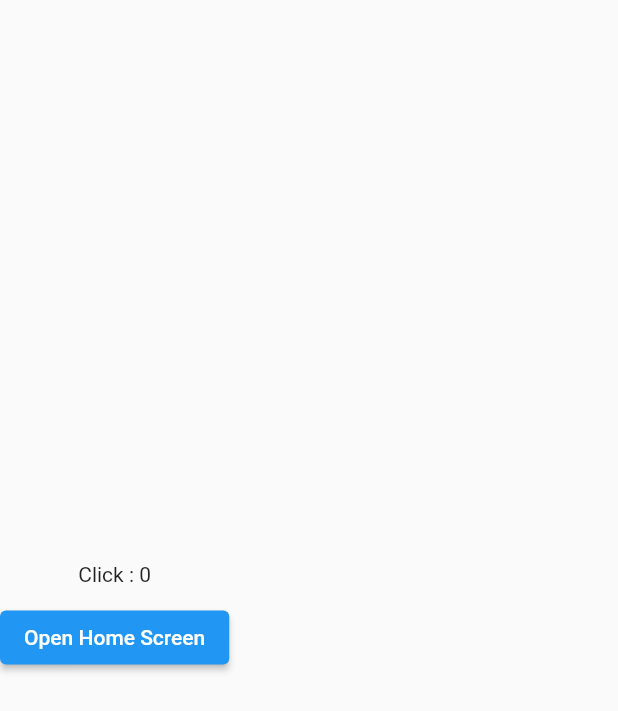
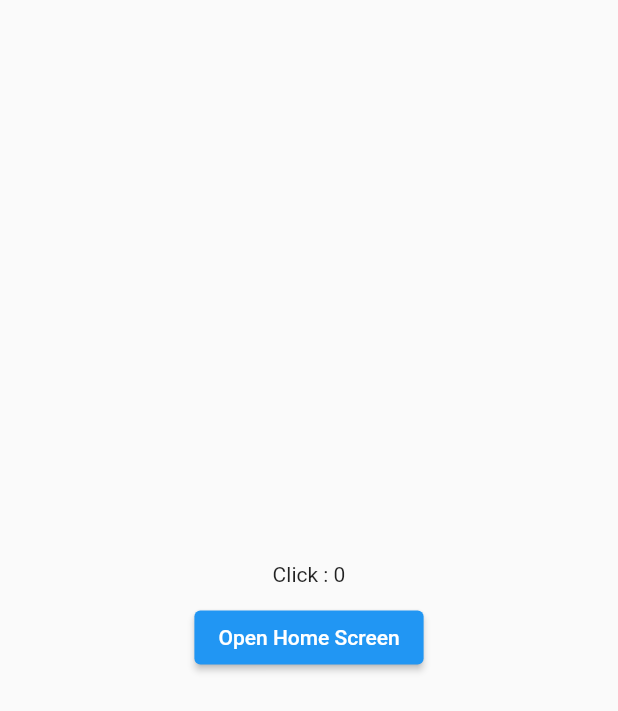
Before and after one commit to RahmanPostman/train_flutter, a Flutter app: the OtherScreen screen opened directly, on a phone screen of 412 x 824 dp. Shown: the top 711 px of the screen. Run offline on Flutter 3.47's test engine with Material 2 defaults, Android fonts, the phone set to English and light mode, and no system bars; our stand-ins replace get.

Commit message:
second commit

```diff
--- a/lib/other.dart
+++ b/lib/other.dart
@@ -7,20 +7,22 @@ class OtherScreen extends StatelessWidget {
   @override
   Widget build(BuildContext context) {
     return Scaffold(
-      body: Column(
+      body: Obx(() => Column(
             mainAxisAlignment: MainAxisAlignment.center,
             children: [
-          Text("Click : ${_counterController.counter.value}"),
+              Center(
+                  child: Text("Click : ${_counterController.counter.value}")),
               SizedBox(
                 height: 10,
               ),
-          ElevatedButton(
+              Center(
+                  child: ElevatedButton(
                       onPressed: () {
                         Get.back();
                       },
-              child: Text("Open Home Screen"))
+                      child: Text("Open Home Screen")))
             ],
-      ),
+          )),
     );
   }
 }
```
Lines whose indentation alone changed are shown as unchanged.
